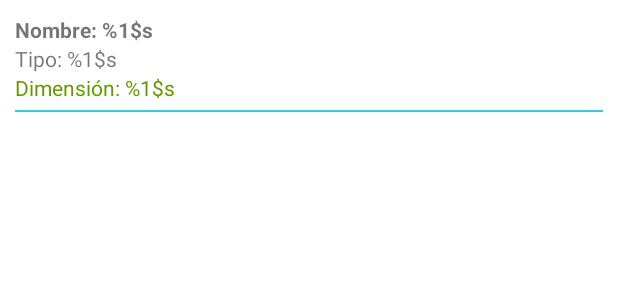
After one commit to luisprmat/rick-and-morty-app, an Android app: the layout item_location.xml on its own in the app's theme, with its tools: preview values and no code run, on a phone screen of 412 x 824 dp. The commit adds this screen. Shown: the top 300 px of the screen. Run offline under Robolectric (Android 15) with nearby library versions, the phone set to English and light mode, and no system bars.

Commit message:
Add view item_location and location model

```diff
--- /dev/null
+++ b/app/src/main/res/layout/item_location.xml
@@ -0,0 +1,34 @@
+<?xml version="1.0" encoding="utf-8"?>
+<LinearLayout xmlns:android="http://schemas.android.com/apk/res/android"
+    android:layout_width="match_parent"
+    android:layout_height="match_parent"
+    android:orientation="vertical"
+    android:padding="10dp">
+
+    <TextView
+        android:id="@+id/tvName"
+        android:textStyle="bold"
+        android:layout_width="match_parent"
+        android:layout_height="wrap_content"
+        android:text="@string/text_name" />
+
+    <TextView
+        android:id="@+id/tvType"
+        android:layout_width="match_parent"
+        android:layout_height="wrap_content"
+        android:text="@string/text_type" />
+
+    <TextView
+        android:id="@+id/tvDimension"
+        android:layout_width="match_parent"
+        android:layout_height="wrap_content"
+        android:textColor="@android:color/holo_green_dark"
+        android:text="@string/text_dimension" />
+
+    <View
+        android:layout_width="match_parent"
+        android:layout_height="1dp"
+        android:layout_marginTop="5dp"
+        android:background="@color/rymPrimary"/>
+
+</LinearLayout>
--- a/app/src/main/res/values/strings.xml
+++ b/app/src/main/res/values/strings.xml
@@ -13,4 +13,5 @@
     <string name="text_origin">Origen: %1$s</string>
     <string name="text_type">Tipo: %1$s</string>
     <string name="button_favs">Guardar en Favoritos</string>
+    <string name="text_dimension">Dimensión: %1$s</string>
 </resources>
```
Also changed, not shown: app/src/main/java/co/com/luisprmat/training/rickandmortyapp/locations/Location.java (added, +41 -0 lines), app/src/main/java/co/com/luisprmat/training/rickandmortyapp/locations/LocationViewHolder.java (added, +21 -0 lines), 1 other file.
